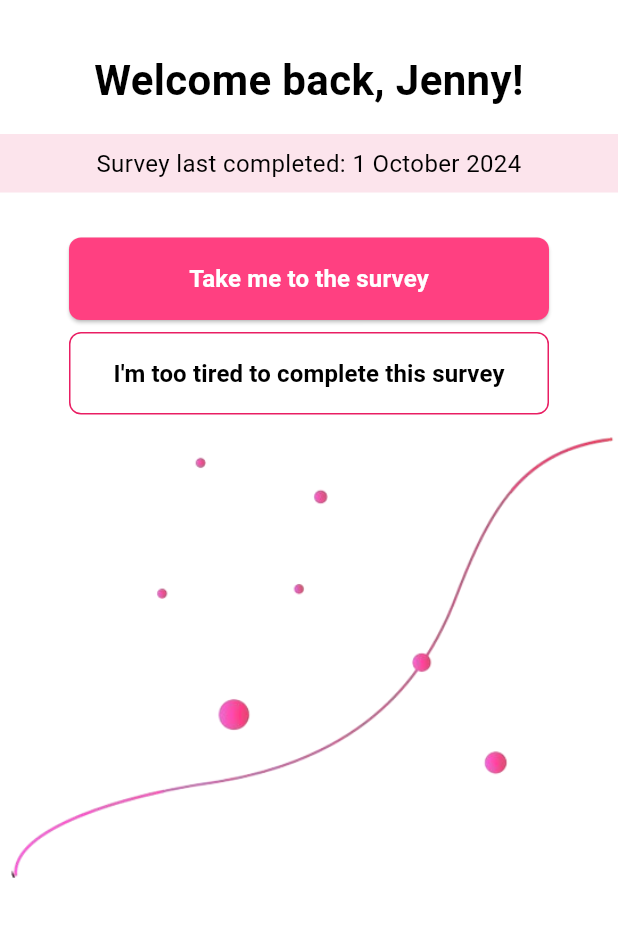
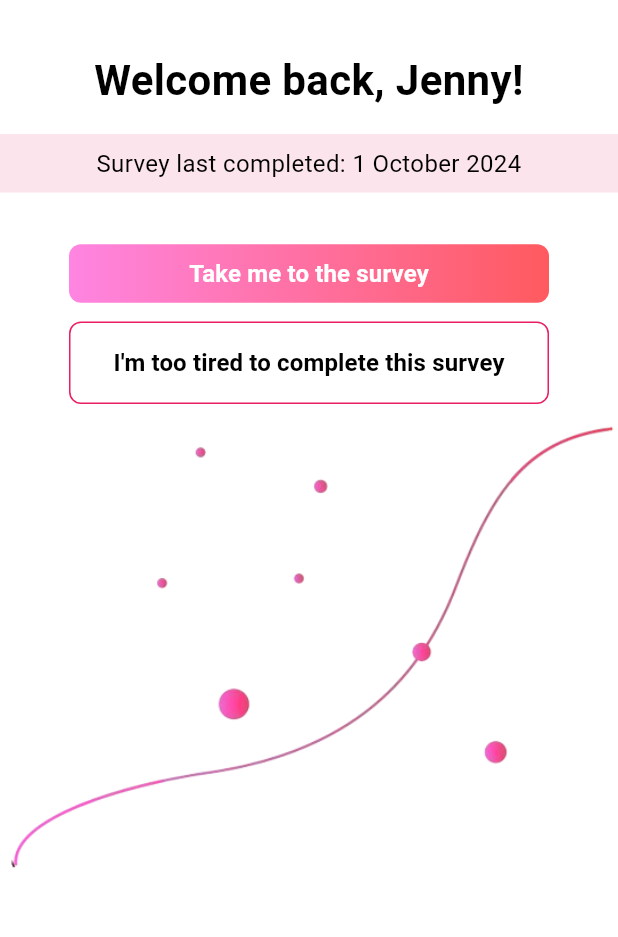
Before and after one commit to anusii/msfatigue, a Flutter app: the WelcomeBackScreen screen opened directly, on a phone screen of 412 x 824 dp, the part 109-1046 px from its top. Run offline on Flutter 3.47's test engine with Material 3 defaults, Android fonts, the phone set to English and light mode, and no system bars; our stand-ins replace flutter_markdown, gap, universal_io; missing offline and left inert: rdflib, solidpod, window_manager.

Commit message:
update button color

```diff
--- a/lib/questionnaire/welcome_back.dart
+++ b/lib/questionnaire/welcome_back.dart
@@ -77,22 +77,41 @@ class WelcomeBackScreen extends StatelessWidget {
                         Navigator.push(
                           context,
                           MaterialPageRoute(
-                              builder: (context) => const QuestionPage()),
+                            builder: (context) => const QuestionPage(),
+                          ),
                         );
                       },
                       style: ElevatedButton.styleFrom(
-                        backgroundColor: Colors.pinkAccent,
-                        padding: const EdgeInsets.symmetric(vertical: 16),
+                        padding: EdgeInsets.zero,
                         shape: RoundedRectangleBorder(
                           borderRadius: BorderRadius.circular(8),
                         ),
+                        backgroundColor: Colors.transparent,
+                        shadowColor: Colors.transparent,
                       ),
-                      child: const Text(
-                        'Take me to the survey',
-                        style: TextStyle(
-                          fontSize: 16,
-                          color: Colors.white,
-                          fontWeight: FontWeight.bold,
+                      child: Container(
+                        width: 320,
+                        padding: const EdgeInsets.symmetric(vertical: 8),
+                        decoration: BoxDecoration(
+                          gradient: const LinearGradient(
+                            colors: [
+                              Color(0xFFFF85E2),
+                              Color(0xFFFF5A5F),
+                            ],
+                            begin: Alignment.centerLeft,
+                            end: Alignment.centerRight,
+                          ),
+                          borderRadius: BorderRadius.circular(8),
+                        ),
+                        child: const Center(
+                          child: Text(
+                            'Take me to the survey',
+                            style: TextStyle(
+                              color: Colors.white,
+                              fontSize: 16,
+                              fontWeight: FontWeight.bold,
+                            ),
+                          ),
                         ),
                       ),
                     ),
```
